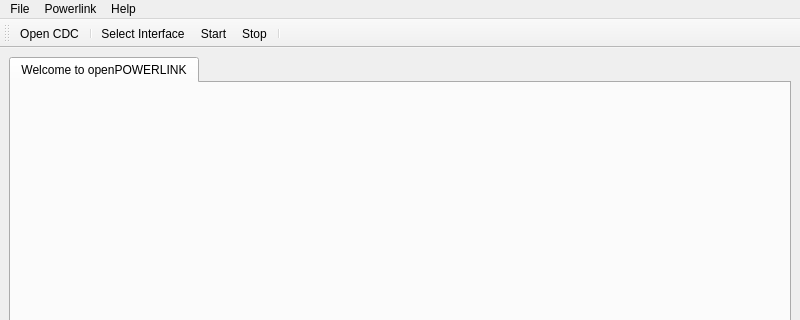
Old version of the form apps/demo_qt_advanced/plk_qt_gui/ui/MainWindow.ui in the repository OpenAutomationTechnologies/openPOWERLINK_Qt_App; both pictures show x 0 to 800 and y 0 to 320 of the 800 by 600 pixel window.
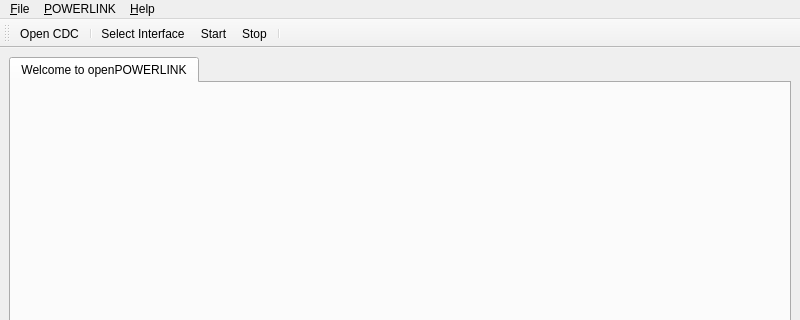
New version of the form. Icons and pictures are not drawn.

Commit message: Update menu shortcuts and tooltips

```diff
--- a/apps/demo_qt_advanced/plk_qt_gui/ui/MainWindow.ui
+++ b/apps/demo_qt_advanced/plk_qt_gui/ui/MainWindow.ui
@@ -63,7 +63,7 @@
    </property>
    <widget class="QMenu" name="menuFile">
     <property name="title">
-     <string>File</string>
+     <string>&amp;File</string>
     </property>
     <addaction name="actionOpen_CDC"/>
     <addaction name="separator"/>
@@ -71,7 +71,7 @@
    </widget>
    <widget class="QMenu" name="menuPowerlink">
     <property name="title">
-     <string>Powerlink</string>
+     <string>&amp;POWERLINK</string>
     </property>
     <addaction name="actionSelect_Interface"/>
     <addaction name="separator"/>
@@ -80,7 +80,7 @@
    </widget>
    <widget class="QMenu" name="menuHelp">
     <property name="title">
-     <string>Help</string>
+     <string>&amp;Help</string>
     </property>
     <addaction name="actionHelp"/>
     <addaction name="separator"/>
```
Left out of the diff: 43 changed lines with no effect on the pictures.
